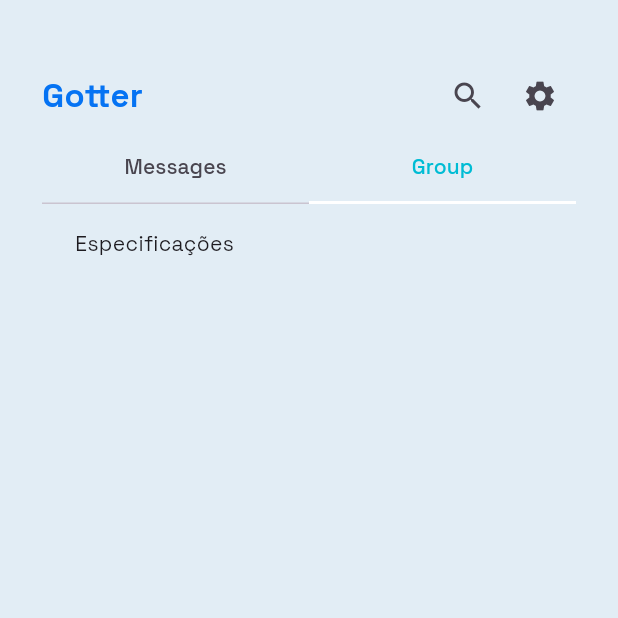
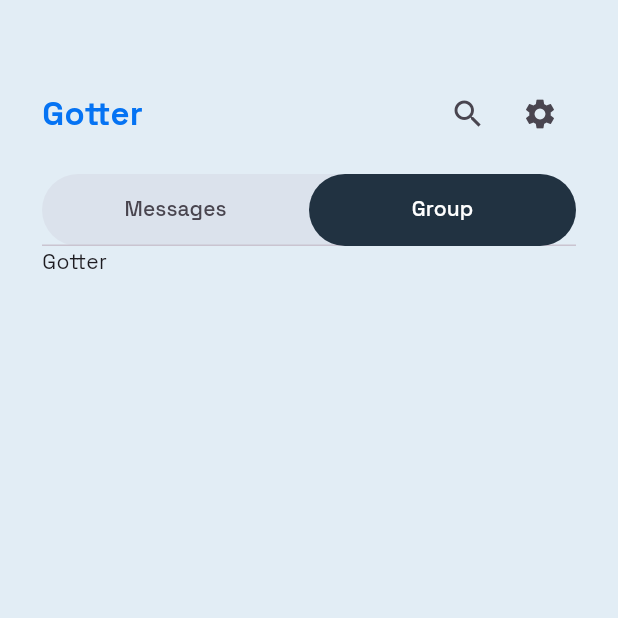
Before and after one commit to hmartiins/GotterChat-App, a Flutter app: the screen it shows after launch, on a phone screen of 412 x 824 dp, the top half of it. Run offline on Flutter 3.47's test engine with Material 3 defaults, Android fonts, the phone set to English and light mode, and no system bars; our stand-ins replace flutter_dotenv, flutter_mobx, flutter_modular, flutter_screenutil, google_fonts; project files that could hold a hidden picture were left out.

Commit message:
feat: create home page tabs

```diff
--- a/assets/lang/en.json
+++ b/assets/lang/en.json
@@ -1,4 +1,7 @@
 {
+  "application-name": "Gotter",
+  "home.tab-group": "Group",
+  "home.tab-messages": "Messages",
   "onboarding.title": "Start a Fun\nCommunication",
   "onboarding.button": "Create an account"
 }
--- a/assets/lang/pt.json
+++ b/assets/lang/pt.json
@@ -1,4 +1,7 @@
 {
+  "application-name": "Gotter",
+  "home.tab-group": "Group",
+  "home.tab-messages": "Messages",
   "onboarding.title": "Start a Fun\nCommunication",
   "onboarding.button": "Create an account"
 }
--- a/lib/app/commons/styles/tokens.dart
+++ b/lib/app/commons/styles/tokens.dart
@@ -38,6 +38,7 @@ class _TpColors {
   final gray70 = const Color(0xff424F63);
   final grey50 = const Color(0xff728197);
   final grey20 = const Color(0xff8593A8);
+  final grey10 = const Color(0xffDBE2EC);
 
   final green = const Color(0xff00CC5E);
 
--- a/lib/app/modules/home/presentation/pages/home_page.dart
+++ b/lib/app/modules/home/presentation/pages/home_page.dart
@@ -1,4 +1,5 @@
 import 'package:flutter/material.dart';
+import 'package:gotter_chat/app/commons/adapters/localizations/translate_app.dart';
 import 'package:gotter_chat/app/commons/styles/tokens.dart';
 import 'package:gotter_chat/app/commons/widgets/complex/screen.dart';
 
@@ -12,12 +13,12 @@ class HomePage extends StatelessWidget {
         padding: EdgeInsets.all(Tp.space.ref28),
         child: Column(
           children: [
-            SizedBox(height: Tp.space.ref12),
+            SizedBox(height: Tp.space.ref24),
             Row(
               mainAxisAlignment: MainAxisAlignment.spaceBetween,
               children: [
                 Text(
-                  'Gotter',
+                  intl(context, 'application-name'),
                   style: TextStyle(
                     fontWeight: Tp.fontWeights.bold,
                     fontSize: 22,
@@ -38,50 +39,45 @@ class HomePage extends StatelessWidget {
                 ),
               ],
             ),
-            DefaultTabController(
-              initialIndex: 1,
-              length: 3,
-              child: Column(
-                children: [
+            SizedBox(height: Tp.size.ref16),
             DefaultTabController(
               initialIndex: 1,
               length: 2,
               child: Column(
                 children: [
-                        TabBar(
-                          tabs: const <Widget>[
+                  DecoratedBox(
+                    decoration: BoxDecoration(
+                      color: Tp.colors.grey10,
+                      borderRadius: BorderRadius.circular(100),
+                    ),
+                    child: TabBar(
+                      tabs: [
                         Tab(
-                              text: 'Messages',
+                          text: intl(context, 'home.tab-messages'),
                         ),
                         Tab(
-                              text: 'Group',
+                          text: intl(context, 'home.tab-group'),
                         ),
                       ],
-                          labelColor: Colors.cyan,
-                          indicator: const UnderlineTabIndicator(),
+                      labelColor: Tp.colors.white,
+                      indicator: BoxDecoration(
+                        color: Tp.colors.grey,
+                        borderRadius: BorderRadius.circular(100),
+                      ),
                       indicatorColor: Tp.colors.gray70,
                       indicatorSize: TabBarIndicatorSize.tab,
                     ),
-                        Padding(
-                          padding: const EdgeInsets.only(
-                            left: 22.0,
-                            right: 22.0,
-                            top: 16,
                   ),
-                          child: SizedBox(
+                  SizedBox(
                     width: MediaQuery.of(context).size.width,
                     height: 260,
                     child: const TabBarView(
                       children: [
-                                Text('Especificações'),
-                                Text('Especificações'),
+                        Text('Gotter'),
+                        Text('Gotter'),
                       ],
                     ),
-                          ),
                   )
-                      ],
-                    ),
-                  ),
                 ],
               ),
             ),
```
Lines whose indentation alone changed are shown as unchanged.
